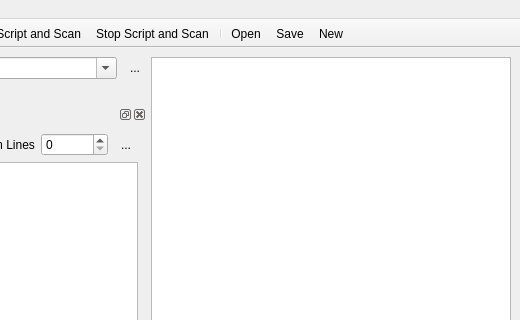
Before: the Qt Designer form ui/Scripting.ui in MonroeQuantumNetworks/IonControl, drawn with Qt 5; both pictures show x 303 to 823 and y 0 to 320 of the 823 by 688 pixel window.
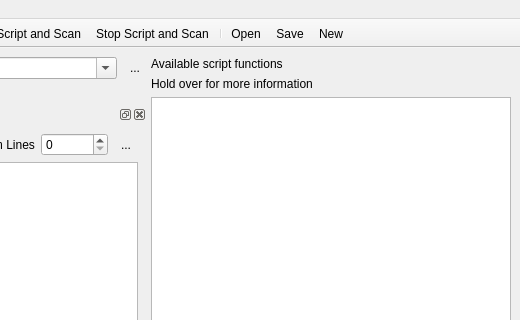
After: the same form once the commit is applied. Icons and pictures are not drawn.

Commit message: documentation widget working

The edit to the form file:
```diff
--- a/ui/Scripting.ui
+++ b/ui/Scripting.ui
@@ -14,9 +14,9 @@
    <string>MainWindow</string>
   </property>
   <widget class="QWidget" name="centralwidget">
-   <layout class="QVBoxLayout" name="verticalLayout_3">
+   <layout class="QVBoxLayout" name="verticalLayout_4">
     <item>
-     <widget class="QSplitter" name="splitter_2">
+     <widget class="QSplitter" name="splitterHorizontal">
       <property name="orientation">
        <enum>Qt::Horizontal</enum>
       </property>
@@ -200,7 +200,40 @@
         </item>
        </layout>
       </widget>
-      <widget class="QListWidget" name="DocsListWidget"/>
+      <widget class="QWidget" name="verticalLayoutWidget_2">
+       <layout class="QVBoxLayout" name="verticalLayout_3">
+        <item>
+         <widget class="QLabel" name="label">
+          <property name="text">
+           <string>Available script functions</string>
+          </property>
+         </widget>
+        </item>
+        <item>
+         <widget class="QLabel" name="label_3">
+          <property name="text">
+           <string>Hold over for more information</string>
+          </property>
+         </widget>
+        </item>
+        <item>
+         <widget class="QListWidget" name="DocListWidget">
+          <property name="alternatingRowColors">
+           <bool>true</bool>
+          </property>
+          <property name="selectionMode">
+           <enum>QAbstractItemView::NoSelection</enum>
+          </property>
+          <property name="viewMode">
+           <enum>QListView::ListMode</enum>
+          </property>
+          <property name="sortingEnabled">
+           <bool>false</bool>
+          </property>
+         </widget>
+        </item>
+       </layout>
+      </widget>
      </widget>
     </item>
    </layout>
```
Left out of the diff: 10 changed lines with no effect on the pictures. The commit also changes 3 other files.
